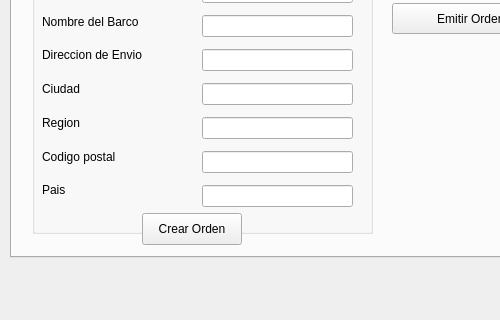
First picture: the form in mainwindow.ui, repository jairoaguilarts/Desktop-App-Proyect, before the edit; both pictures show x 0 to 500 and y 193 to 513 of the 600 by 513 pixel window.
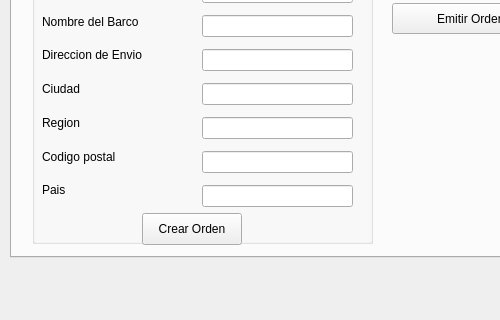
Second picture: the form after the edit.

Commit message: arreglando la ventana

The edit to the form file:
```diff
--- a/mainwindow.ui
+++ b/mainwindow.ui
@@ -39,7 +39,7 @@
         <x>20</x>
         <y>0</y>
         <width>341</width>
-        <height>391</height>
+        <height>401</height>
        </rect>
       </property>
       <property name="title">
```
Left out of the diff: 2 changed lines with no effect on the pictures. The commit also changes 2 other files.
